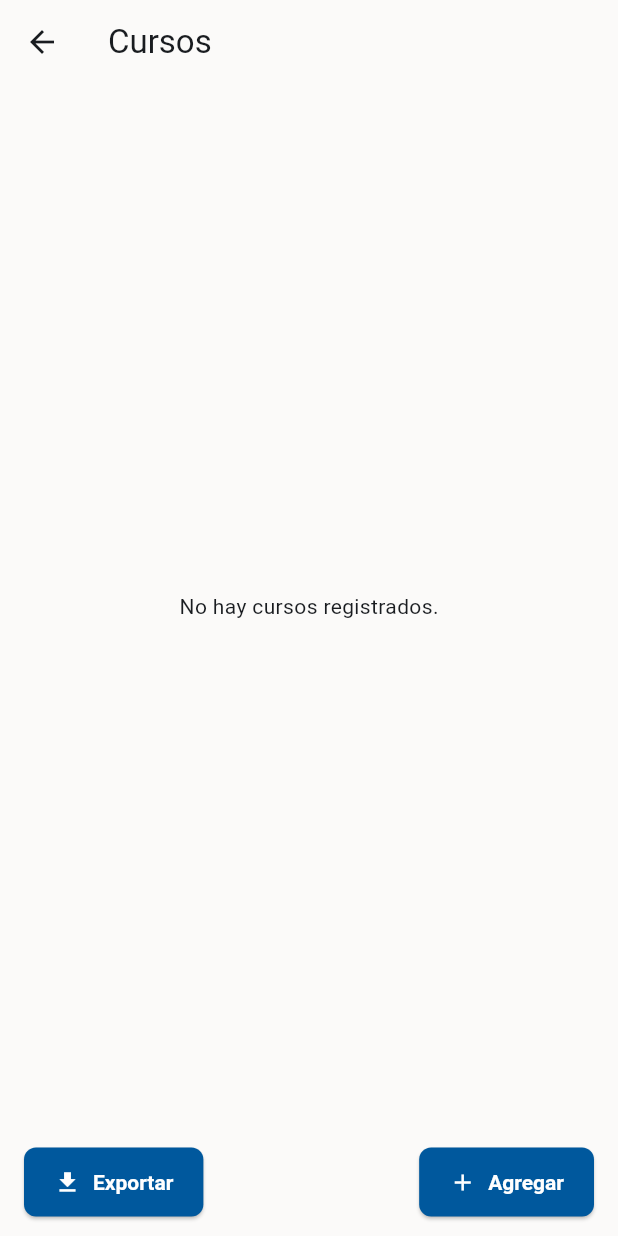
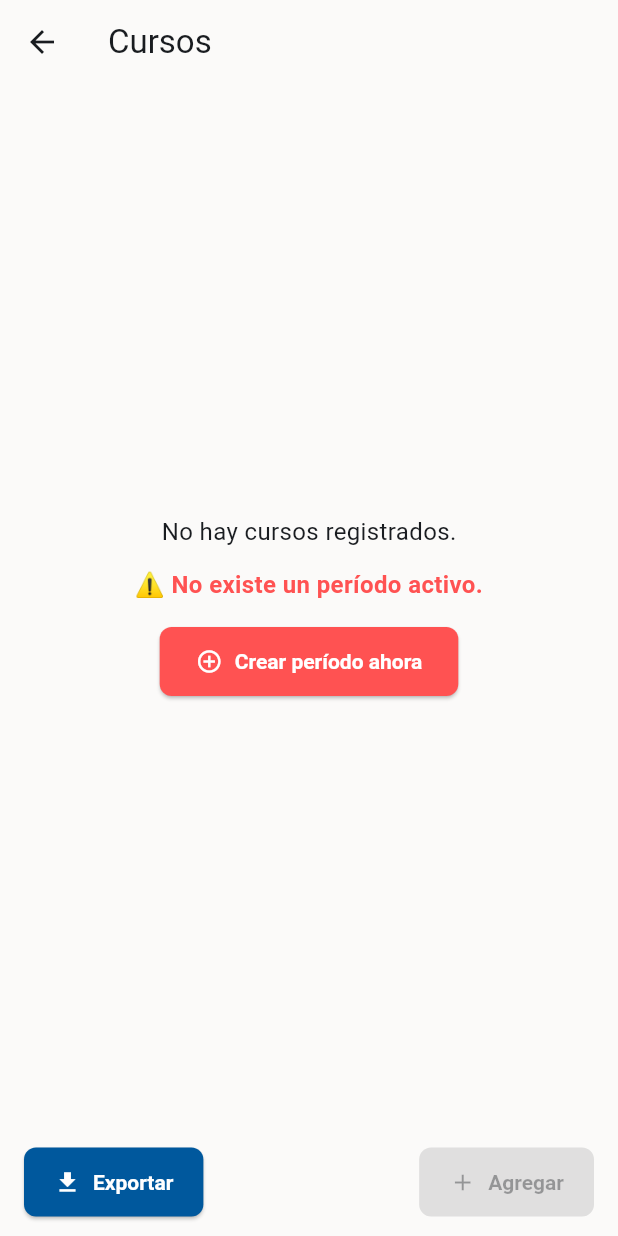
Before and after one commit to diegachito007/app_profesor, a Flutter app: the CursosPage screen opened by its route, on a phone screen of 412 x 824 dp. Run offline on Flutter 3.47's test engine with Material 3 defaults, Android fonts, the phone set to English and light mode, and no system bars; our stand-ins replace flutter_riverpod, logger, shared_preferences, sqflite, supabase_flutter; accounts and stored records are empty.

Commit message:
Refactor: arquitectura reactiva completa para validación licencia, base de datos, períodos, cursos, materias y materias_curso

```diff
--- a/lib/features/pages/cursos_page.dart
+++ b/lib/features/pages/cursos_page.dart
@@ -31,6 +31,7 @@ class _CursosPageState extends ConsumerState<CursosPage> {
   @override
   Widget build(BuildContext context) {
     final cursosAsync = ref.watch(cursosControllerProvider);
+    final periodoActivo = ref.watch(periodoActivoProvider);
 
     return Scaffold(
       appBar: AppBar(title: const Text('Cursos')),
@@ -48,7 +49,45 @@ class _CursosPageState extends ConsumerState<CursosPage> {
           final archivados = cursosFiltrados.where((c) => !c.activo).toList();
 
           if (cursos.isEmpty) {
-            return const Center(child: Text('No hay cursos registrados.'));
+            return Center(
+              child: Column(
+                mainAxisAlignment: MainAxisAlignment.center,
+                children: [
+                  const Text(
+                    'No hay cursos registrados.',
+                    style: TextStyle(fontSize: 16),
+                  ),
+                  const SizedBox(height: 12),
+                  if (periodoActivo == null) ...[
+                    const Text(
+                      '⚠️ No existe un período activo.',
+                      textAlign: TextAlign.center,
+                      style: TextStyle(
+                        color: Colors.redAccent,
+                        fontWeight: FontWeight.bold,
+                        fontSize: 16,
+                      ),
+                    ),
+                    const SizedBox(height: 16),
+                    ElevatedButton.icon(
+                      onPressed: () {
+                        Navigator.pushNamed(context, '/periodos');
+                      },
+                      icon: const Icon(Icons.add_circle_outline),
+                      label: const Text('Crear período ahora'),
+                      style: ElevatedButton.styleFrom(
+                        backgroundColor: Colors.redAccent,
+                        foregroundColor: Colors.white,
+                        padding: const EdgeInsets.symmetric(
+                          horizontal: 24,
+                          vertical: 14,
+                        ),
+                      ),
+                    ),
+                  ],
+                ],
+              ),
+            );
           }
 
           return ListView(
@@ -150,12 +189,16 @@ class _CursosPageState extends ConsumerState<CursosPage> {
             ),
             const SizedBox(width: 16),
             ElevatedButton.icon(
-              onPressed: () {
-                Navigator.push(
-                  context,
-                  MaterialPageRoute(builder: (_) => const AgregarCursosPage()),
-                );
-              },
+              onPressed: periodoActivo == null
+                  ? null
+                  : () {
+                      Navigator.push(
+                        context,
+                        MaterialPageRoute(
+                          builder: (_) => const AgregarCursosPage(),
+                        ),
+                      );
+                    },
               icon: const Icon(Icons.add),
               label: const Text('Agregar'),
               style: ElevatedButton.styleFrom(
@@ -261,6 +304,10 @@ class _CursosPageState extends ConsumerState<CursosPage> {
                         context,
                         'No se puede eliminar: el curso tiene datos relacionados.',
                       );
+                      Notificaciones.showError(
+                        context,
+                        'No se puede eliminar: el curso tiene datos relacionados.',
+                      );
                     }
                   }
                 }
```
Also changed, not shown: lib/features/home/home.dart (+31 -3 lines).
